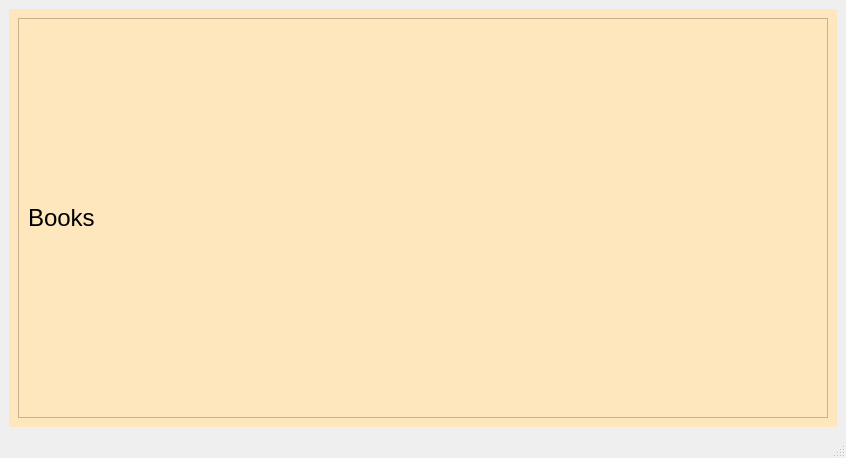
Qt form client/src/mainwindow.ui (Dargoswwwe/smc-library) before a commit.
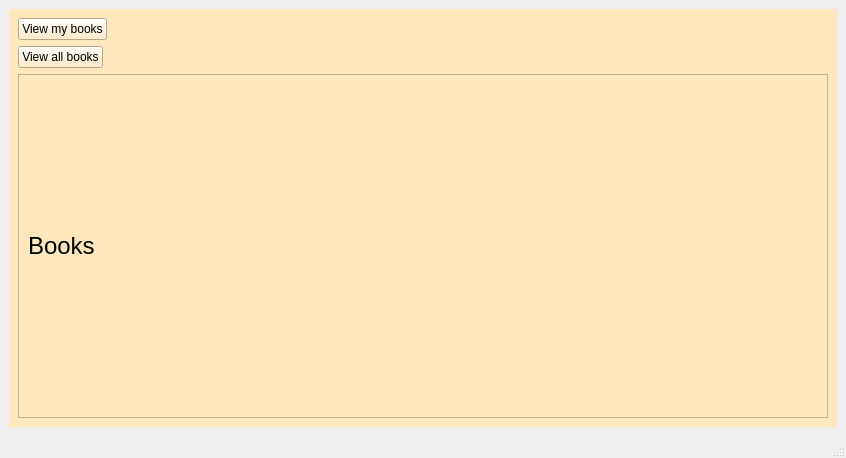
The same form after that commit. The open tabs and pages were chosen to show the change. Icons and pictures are not drawn.

Commit message: Updated bookitemwidget constructor + small ui improvements

```diff
--- a/client/src/mainwindow.ui
+++ b/client/src/mainwindow.ui
@@ -268,6 +268,20 @@
         <string notr="true">background:rgb(255, 231, 189)</string>
        </property>
        <layout class="QVBoxLayout" name="verticalLayout">
+        <item alignment="Qt::AlignLeft">
+         <widget class="QPushButton" name="viewMyBooks">
+          <property name="text">
+           <string>View my books</string>
+          </property>
+         </widget>
+        </item>
+        <item alignment="Qt::AlignLeft">
+         <widget class="QPushButton" name="viewAllBooks">
+          <property name="text">
+           <string>View all books</string>
+          </property>
+         </widget>
+        </item>
         <item>
          <widget class="QScrollArea" name="scrollArea">
           <property name="widgetResizable">
@@ -279,7 +293,7 @@
              <x>0</x>
              <y>0</y>
              <width>800</width>
-             <height>362</height>
+             <height>298</height>
             </rect>
            </property>
            <layout class="QVBoxLayout" name="scrollVerticalLayout">
```
Left out of the diff: 4 changed lines with no effect on the pictures. The commit also changes 4 other files.
